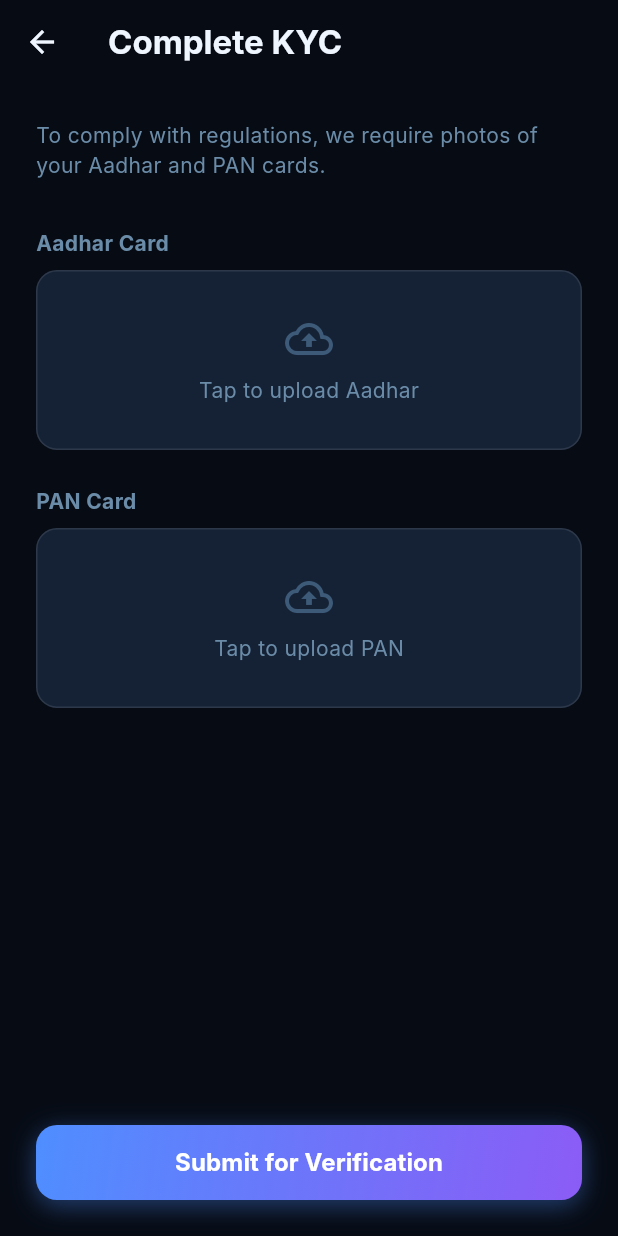
After one commit to amol410/TeZ, a Flutter app: the KYCScreen screen opened directly, on a phone screen of 412 x 824 dp. The commit adds this screen. Run offline on Flutter 3.47's test engine with Material 3 defaults, Android fonts, the phone set to English and light mode, and no system bars; our stand-ins replace app_links, google_sign_in, image_picker, shared_preferences; accounts and stored records are empty; network calls fail; Roboto replaces fonts that are missing (Inter).

Commit message:
feat: dual DB setup, KYC image upload, admin KYC panel, Google Sign-In fix
- Split databases: payment app → u437576467_Tez_Payment, LMS → u437576467_TeZ
- Added paymentDb.js with separate connection pool for payment routes
- Updated auth, cards, beneficiaries, transactions routes to use paymentDb
- LMS admin KYC endpoints now correctly query paymentDb for User table
- Added multer file upload for KYC (Aadhar/PAN images) in auth.js
- New KYCScreen in Flutter with image_picker (gallery upload)
- Updated ApiService.submitKYC to use MultipartRequest for file uploads
- Updated UserModel to use aadharUrl/panUrl instead of number strings
- Added KYC Approvals tab to AdminPage with approve/reject actions
- Fixed Google Sign-In COOP error in web/Login.jsx (switched to GoogleLogin component)
- Fixed CORS: added localhost:5174 for LMS frontend dev server
- Fixed proxy in web/vite.config.js (was pointing to wrong domain)
- Dashboard KYC card with status-aware UI (Unsubmitted/Pending/Approved)
- Payment buttons blocked until KYC is APPROVED
- Build postinstall now builds both web/ and frontend/

```diff
--- a/mobile_app/lib/main.dart
+++ b/mobile_app/lib/main.dart
@@ -33,7 +33,7 @@ class _TezSendAppState extends State<TezSendApp> {
 
     // Check initial link if app was cold-started
     try {
-      final initialLink = await _appLinks.getInitialAppLink();
+      final initialLink = await _appLinks.getInitialLink();
       if (initialLink != null) {
         _handleDeepLink(initialLink);
       }
@@ -60,7 +60,7 @@ class _TezSendAppState extends State<TezSendApp> {
       if (txId != null) {
         navigatorKey.currentState?.push(
           MaterialPageRoute(
-            builder: (context) => TransferStatusScreen(transactionId: txId),
+            builder: (context) => TransferStatusScreen(transactionId: txId!),
           ),
         );
       }
--- a/mobile_app/lib/models/user_model.dart
+++ b/mobile_app/lib/models/user_model.dart
@@ -5,6 +5,9 @@ class User {
   final String name;
   final String? googleId;
   final String? avatar;
+  final String kycStatus;
+  final String? aadharUrl;
+  final String? panUrl;
   final DateTime createdAt;
   final DateTime updatedAt;
 
@@ -15,6 +18,9 @@ class User {
     required this.name,
     this.googleId,
     this.avatar,
+    this.kycStatus = 'UNSUBMITTED',
+    this.aadharUrl,
+    this.panUrl,
     required this.createdAt,
     required this.updatedAt,
   });
@@ -27,6 +33,9 @@ class User {
       name: json['name'] as String,
       googleId: json['googleId'] as String?,
       avatar: json['avatar'] as String?,
+      kycStatus: json['kycStatus'] as String? ?? 'UNSUBMITTED',
+      aadharUrl: json['aadharUrl'] as String?,
+      panUrl: json['panUrl'] as String?,
       createdAt: DateTime.parse(json['createdAt'] as String),
       updatedAt: DateTime.parse(json['updatedAt'] as String),
     );
--- /dev/null
+++ b/mobile_app/lib/screens/kyc_screen.dart
@@ -0,0 +1,135 @@
+import 'dart:io';
+import 'package:flutter/material.dart';
+import 'package:image_picker/image_picker.dart';
+import '../theme/app_theme.dart';
+import '../widgets/custom_widgets.dart';
+import '../services/api_service.dart';
+import '../services/user_session.dart';
+
+class KYCScreen extends StatefulWidget {
+  const KYCScreen({super.key});
+
+  @override
+  State<KYCScreen> createState() => _KYCScreenState();
+}
+
+class _KYCScreenState extends State<KYCScreen> {
+  File? _aadharFile;
+  File? _panFile;
+  bool _isLoading = false;
+
+  final ImagePicker _picker = ImagePicker();
+
+  Future<void> _pickImage(bool isAadhar) async {
+    final XFile? image = await _picker.pickImage(source: ImageSource.gallery);
+    if (image != null) {
+      setState(() {
+        if (isAadhar) {
+          _aadharFile = File(image.path);
+        } else {
+          _panFile = File(image.path);
+        }
+      });
+    }
+  }
+
+  Future<void> _submit() async {
+    if (_aadharFile == null || _panFile == null) {
+      ScaffoldMessenger.of(context).showSnackBar(
+        const SnackBar(content: Text('Please upload both Aadhar and PAN card images')),
+      );
+      return;
+    }
+
+    setState(() => _isLoading = true);
+
+    try {
+      final user = await ApiService.submitKYC(_aadharFile!.path, _panFile!.path);
+      UserSession.instance.setUser(user);
+      if (!mounted) return;
+      ScaffoldMessenger.of(context).showSnackBar(
+        const SnackBar(
+          content: Text('KYC Submitted Successfully!', style: TextStyle(color: Colors.white)),
+          backgroundColor: AppTheme.green,
+        ),
+      );
+      Navigator.pop(context, true);
+    } catch (e) {
+      if (!mounted) return;
+      ScaffoldMessenger.of(context).showSnackBar(
+        SnackBar(
+          content: Text(e.toString().replaceFirst('Exception: ', ''), style: const TextStyle(color: Colors.white)),
+          backgroundColor: AppTheme.red,
+        ),
+      );
+    } finally {
+      if (mounted) setState(() => _isLoading = false);
+    }
+  }
+
+  Widget _buildUploadButton(String title, File? file, VoidCallback onTap) {
+    return GestureDetector(
+      onTap: onTap,
+      child: Container(
+        height: 120,
+        width: double.infinity,
+        decoration: BoxDecoration(
+          color: AppTheme.bgElevated,
+          borderRadius: BorderRadius.circular(14),
+          border: Border.all(color: file != null ? AppTheme.emerald : Colors.white.withOpacity(0.1)),
+        ),
+        child: file != null
+            ? ClipRRect(
+                borderRadius: BorderRadius.circular(14),
+                child: Image.file(file, fit: BoxFit.cover),
+              )
+            : Column(
+                mainAxisAlignment: MainAxisAlignment.center,
+                children: [
+                  const Icon(Icons.cloud_upload_outlined, color: AppTheme.textMuted, size: 32),
+                  const SizedBox(height: 8),
+                  Text(title, style: const TextStyle(color: AppTheme.textSecondary)),
+                ],
+              ),
+      ),
+    );
+  }
+
+  @override
+  Widget build(BuildContext context) {
+    return Scaffold(
+      appBar: AppBar(
+        title: const Text('Complete KYC', style: TextStyle(fontWeight: FontWeight.bold, color: AppTheme.textPrimary)),
+      ),
+      body: SafeArea(
+        child: Padding(
+          padding: const EdgeInsets.all(24.0),
+          child: Column(
+            crossAxisAlignment: CrossAxisAlignment.start,
+            children: [
+              const Text('To comply with regulations, we require photos of your Aadhar and PAN cards.', style: TextStyle(color: AppTheme.textSecondary)),
+              const SizedBox(height: 32),
+
+              const Text('Aadhar Card', style: TextStyle(color: AppTheme.textSecondary, fontWeight: FontWeight.bold)),
+              const SizedBox(height: 8),
+              _buildUploadButton('Tap to upload Aadhar', _aadharFile, () => _pickImage(true)),
+
+              const SizedBox(height: 24),
+
+              const Text('PAN Card', style: TextStyle(color: AppTheme.textSecondary, fontWeight: FontWeight.bold)),
+              const SizedBox(height: 8),
+              _buildUploadButton('Tap to upload PAN', _panFile, () => _pickImage(false)),
+
+              const Spacer(),
+              GradientButton(
+                text: 'Submit for Verification',
+                isLoading: _isLoading,
+                onPressed: _submit,
+              ),
+            ],
+          ),
+        ),
+      ),
+    );
+  }
+}
--- a/mobile_app/lib/screens/main_navigation.dart
+++ b/mobile_app/lib/screens/main_navigation.dart
@@ -3,7 +3,6 @@ import '../theme/app_theme.dart';
 import 'dashboard_screen.dart';
 
 import 'transactions_screen.dart';
-import 'cards_screen.dart';
 import 'profile_screen.dart';
 
 class MainNavigation extends StatefulWidget {
@@ -19,7 +18,6 @@ class _MainNavigationState extends State<MainNavigation> {
   final List<Widget> _screens = [
     const DashboardScreen(),
     const TransactionsScreen(),
-    const CardsScreen(),
     const ProfileScreen(),
   ];
 
@@ -41,7 +39,6 @@ class _MainNavigationState extends State<MainNavigation> {
           items: const [
             BottomNavigationBarItem(icon: Icon(Icons.home_outlined), activeIcon: Icon(Icons.home), label: 'Home'),
             BottomNavigationBarItem(icon: Icon(Icons.receipt_long_outlined), activeIcon: Icon(Icons.receipt_long), label: 'Activity'),
-            BottomNavigationBarItem(icon: Icon(Icons.credit_card_outlined), activeIcon: Icon(Icons.credit_card), label: 'Cards'),
             BottomNavigationBarItem(icon: Icon(Icons.person_outline), activeIcon: Icon(Icons.person), label: 'Profile'),
           ],
         ),
--- a/mobile_app/lib/screens/transfer_status_screen.dart
+++ b/mobile_app/lib/screens/transfer_status_screen.dart
@@ -40,7 +40,7 @@ class _TransferStatusScreenState extends State<TransferStatusScreen> {
   @override
   Widget build(BuildContext context) {
     return Scaffold(
-      backgroundColor: AppTheme.background,
+      backgroundColor: AppTheme.bgBase,
       appBar: AppBar(
         backgroundColor: Colors.transparent,
         elevation: 0,
@@ -53,7 +53,7 @@ class _TransferStatusScreenState extends State<TransferStatusScreen> {
               ? Column(
                   mainAxisAlignment: MainAxisAlignment.center,
                   children: [
-                    const CircularProgressIndicator(color: AppTheme.primary),
+                    const CircularProgressIndicator(color: AppTheme.brand),
                     const SizedBox(height: 24),
                     Text(
                       _message,
@@ -90,7 +90,7 @@ class _TransferStatusScreenState extends State<TransferStatusScreen> {
                       ),
                     ),
                     const SizedBox(height: 48),
-                    PrimaryButton(
+                    GradientButton(
                       text: 'Back to Home',
                       onPressed: () {
                         // Pop back to root (Dashboard)
--- a/mobile_app/lib/services/api_service.dart
+++ b/mobile_app/lib/services/api_service.dart
@@ -91,6 +91,32 @@ class ApiService {
     if (response.statusCode != 200) throw Exception('Failed to fetch user');
     return User.fromJson(
         jsonDecode(response.body) as Map<String, dynamic>);
+  }
+
+  // ─── KYC ─────────────────────────────────────────────────────────────────────
+
+  /// POST /auth/kyc → { message, user }
+  static Future<User> submitKYC(String aadharPath, String panPath) async {
+    final url = Uri.parse('$baseUrl/auth/kyc');
+    final request = http.MultipartRequest('POST', url);
+
+    final prefs = await SharedPreferences.getInstance();
+    final token = prefs.getString('token');
+    if (token != null) {
+      request.headers['Authorization'] = 'Bearer $token';
+    }
+
+    request.files.add(await http.MultipartFile.fromPath('aadhar', aadharPath));
+    request.files.add(await http.MultipartFile.fromPath('pan', panPath));
+
+    final streamedResponse = await request.send();
+    final response = await http.Response.fromStream(streamedResponse);
+    final body = jsonDecode(response.body) as Map<String, dynamic>;
+
+    if (response.statusCode != 200) {
+      throw Exception(body['message'] ?? 'KYC submission failed');
+    }
+    return User.fromJson(body['user'] as Map<String, dynamic>);
   }
 
   // ─── Transactions ─────────────────────────────────────────────────────────────
--- a/mobile_app/pubspec.yaml
+++ b/mobile_app/pubspec.yaml
@@ -13,6 +13,7 @@ dependencies:
     sdk: flutter
   google_sign_in: ^6.3.0
   http: ^1.2.0
+  image_picker: ^1.2.3
   shared_preferences: ^2.2.2
 
 dev_dependencies:
```
Also changed, not shown: mobile_app/lib/screens/dashboard_screen.dart (+150 -38 lines), mobile_app/pubspec.lock, 18 other files.
